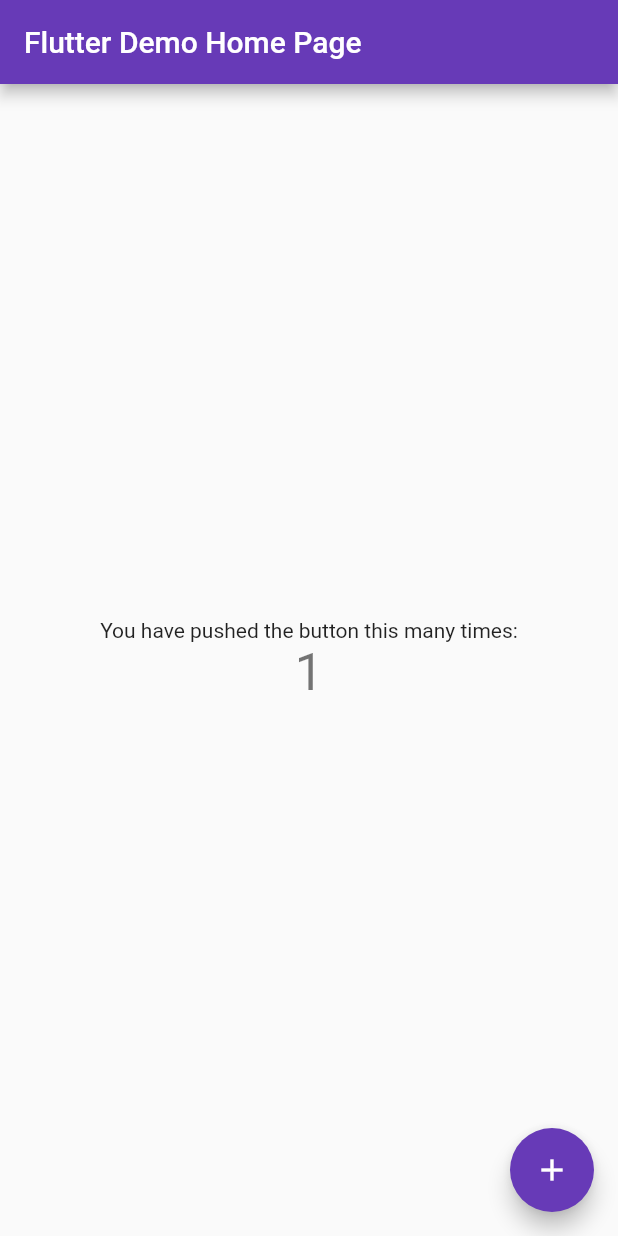
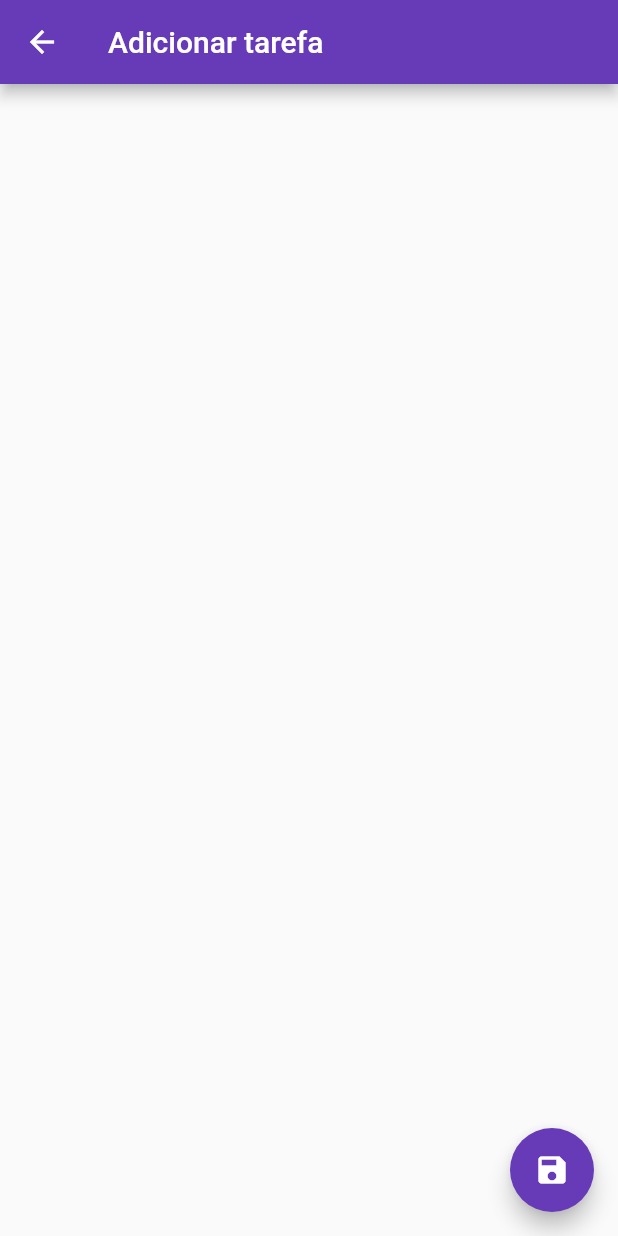
Before and after one commit to Pepyn0/my_check_list, a Flutter app: the screen it shows after launch, after a tap on the "add" icon, on a phone screen of 412 x 824 dp. Run offline on Flutter 3.47's test engine with Material 2 defaults, Android fonts, the phone set to English and light mode, and no system bars.

Commit message:
Adição de rotas entre telas e do botão flutuante

```diff
--- a/lib/app/my_app.dart
+++ b/lib/app/my_app.dart
@@ -1,7 +1,10 @@
 import 'package:flutter/material.dart';
-import 'package:my_check_list/app/view/my_home_page.dart';
+import 'package:my_check_list/app/view/task_add.dart';
+import 'package:my_check_list/app/view/task_list.dart';
 
 class MyApp extends StatelessWidget {
+	static const HOME = '/';
+	static const TASK_ADD = 'task-add';
 
 	@override
 	Widget build(BuildContext context) {
@@ -11,7 +14,10 @@ class MyApp extends StatelessWidget {
 				primarySwatch: Colors.deepPurple,
 				visualDensity: VisualDensity.adaptivePlatformDensity,
 			),
-			home: MyHomePage(title: 'Flutter Demo Home Page'),
+			routes: {
+				HOME: (context) => TaskList(),
+				TASK_ADD: (context) => TaskAdd(),
+			},
 		);
 	}
 }
--- /dev/null
+++ b/lib/app/view/task_add.dart
@@ -0,0 +1,20 @@
+import 'package:flutter/material.dart';
+
+class TaskAdd extends StatelessWidget {
+
+	@override
+	Widget build(BuildContext context) {
+		return Scaffold(
+			appBar: AppBar(
+				title: Text('Adicionar tarefa'),
+			),
+			floatingActionButton: FloatingActionButton(
+				onPressed: null,
+				tooltip: 'Salvar',
+				child: Icon(Icons.save),
+			),
+
+		);
+	}
+
+}
--- /dev/null
+++ b/lib/app/view/task_list.dart
@@ -0,0 +1,22 @@
+import 'package:flutter/material.dart';
+import 'package:my_check_list/app/my_app.dart';
+
+class TaskList extends StatelessWidget {
+
+	@override
+	Widget build(BuildContext context) {
+		return Scaffold(
+			appBar: AppBar(
+				title: Text('MycheckList'),
+				),
+				floatingActionButton: FloatingActionButton(
+					onPressed: () {
+						Navigator.of(context).pushNamed(MyApp.TASK_ADD);
+					},
+					tooltip: 'Salvar',
+					child: Icon(Icons.add),
+					),
+		);
+	}
+
+}
```
